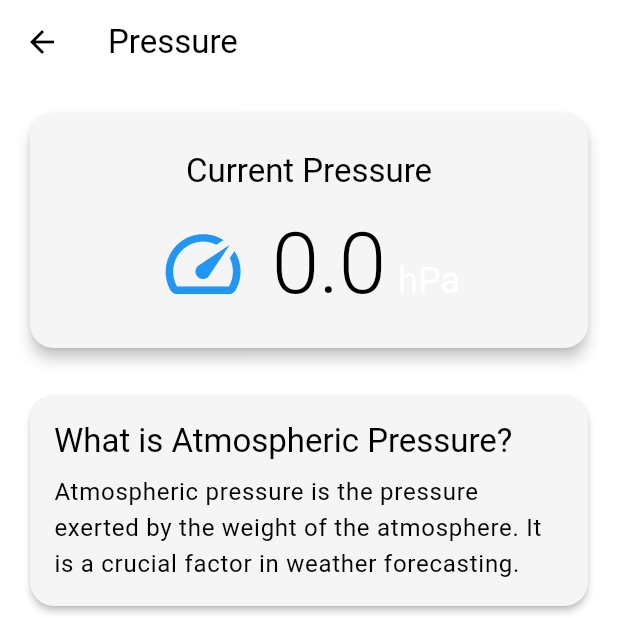
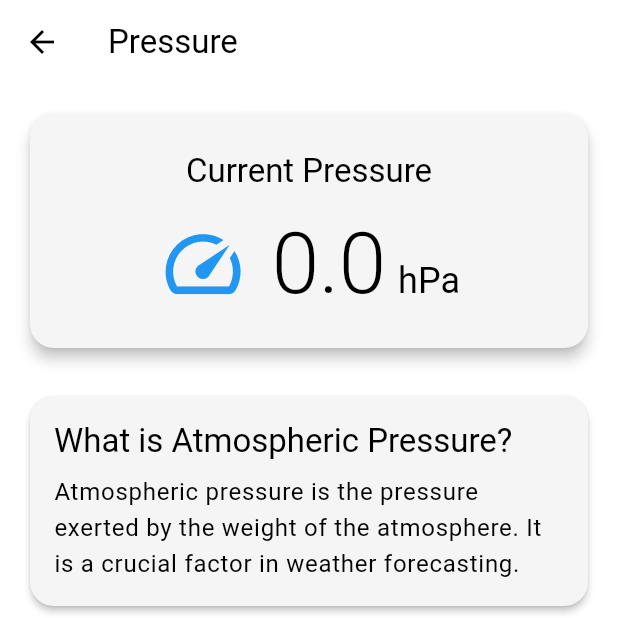
Before and after one commit to suvojeet-sengupta/Family-Message, a Flutter app: the PressureDetailScreen screen opened directly with empty values, on a phone screen of 412 x 824 dp, the top half of it. Run offline on Flutter 3.47's test engine with Material 3 defaults, Android fonts, the light colour scheme and no system bars; drawn by our look-alikes of flutter_animate; our stand-ins replace connectivity_plus, geocoding, geolocator, logger, reorderable_grid_view, shared_preferences and 2 more; accounts and stored records are empty.

Commit message:
fix: pressure detail screen hPa visibility in light mode

```diff
--- a/lib/screens/details/pressure_detail_screen.dart
+++ b/lib/screens/details/pressure_detail_screen.dart
@@ -54,12 +54,18 @@ class PressureDetailScreen extends StatelessWidget {
                   children: [
                     Text(
                       '${pressure.toStringAsFixed(1)}',
-                      style: Theme.of(context).textTheme.displayLarge?.copyWith(fontWeight: FontWeight.w300),
+                      style: Theme.of(context).textTheme.displayLarge?.copyWith(
+                            fontWeight: FontWeight.w300,
+                            color: Theme.of(context).colorScheme.onSurface,
+                          ),
                     ),
                     const SizedBox(width: 8),
                     Text(
                       'hPa',
-                      style: Theme.of(context).textTheme.headlineSmall?.copyWith(fontWeight: FontWeight.w400),
+                      style: Theme.of(context).textTheme.headlineSmall?.copyWith(
+                            fontWeight: FontWeight.w400,
+                            color: Theme.of(context).colorScheme.onSurface,
+                          ),
                     ),
                   ],
                 ),
```
